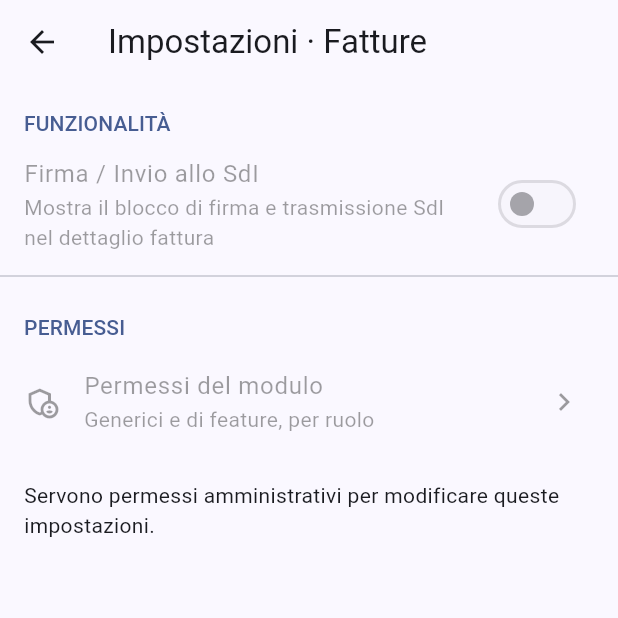
After one commit to Ivan-Gismondi98/SmartERP, a Flutter app: the SettingsPage screen opened by its route, after a tap on "Fatture", on a phone screen of 412 x 824 dp, the top half of it. The commit adds this screen. Run offline on Flutter 3.47's test engine with Material 3 defaults, Android fonts, the phone set to English and light mode, and no system bars; our stand-ins replace flutter_riverpod, go_router, pdf, printing, supabase_flutter; missing offline and left inert: file_saver; accounts and stored records are empty.

Commit message:
Firma / Invio allo SdI

```diff
--- a/app/lib/core/permissions/permission_codes.dart
+++ b/app/lib/core/permissions/permission_codes.dart
@@ -13,6 +13,7 @@ class Perm {
   static const invoicesIssue = 'invoices.issue';
   static const invoicesExport = 'invoices.export';
   static const invoicesPrint = 'invoices.print';
+  static const invoicesSdiSend = 'invoices.sdi_send';
 
   static const customersView = 'customers.view';
   static const customersCreate = 'customers.create';
--- a/app/lib/features/invoices/data/invoices_repository.dart
+++ b/app/lib/features/invoices/data/invoices_repository.dart
@@ -13,7 +13,7 @@ const _invoiceSelect =
     'issue_date, due_date, subtotal, tax_amount, total, stamp_duty, rounding, '
     'payment_method, payment_terms, payment_terms_days, '
     'interest_enabled, interest_rate, notes, numbering_year, numbering_seq, '
-    'reference_invoice_id, '
+    'reference_invoice_id, sdi_status, sdi_sent_at, '
     'customers ( id, company_id, name, is_company, vat_number, tax_code, '
     'address, zip, city, province, country, sdi_code, pec, email, phone )';
 
@@ -99,6 +99,17 @@ class InvoicesRepository {
     await _client.from('invoices').update({'status': status.db}).eq('id', id);
   }
 
+  /// Registra lo stato di trasmissione SdI (placeholder locale: la firma
+  /// qualificata e l'invio reale allo SdI richiedono accreditamento).
+  Future<void> setSdiStatus(String id, String sdiStatus) async {
+    await _client.from('invoices').update({
+      'sdi_status': sdiStatus,
+      'sdi_sent_at': sdiStatus == 'not_sent'
+          ? null
+          : DateTime.now().toUtc().toIso8601String(),
+    }).eq('id', id);
+  }
+
   /// Crea una nuova BOZZA copiando righe e intestazione da [source].
   /// Se [asCreditNote] e' true, e' una nota di credito (TD04) collegata.
   Future<String> duplicateFrom(Invoice source,
--- /dev/null
+++ b/app/lib/features/settings/application/settings_providers.dart
@@ -0,0 +1,24 @@
+// ============================================================
+//  SMARTERP · settings_providers.dart
+// ============================================================
+import 'package:flutter_riverpod/flutter_riverpod.dart';
+
+import '../../profile/application/profile_providers.dart';
+import '../data/settings_repository.dart';
+
+/// Feature toggle booleano per (scope, key) dell'azienda corrente.
+final boolSettingProvider =
+    FutureProvider.family<bool, ({String scope, String key})>((ref, arg) async {
+  final profile = await ref.watch(currentProfileProvider.future);
+  final companyId = profile?.companyId;
+  if (companyId == null) return false;
+  return ref
+      .watch(settingsRepositoryProvider)
+      .getBool(companyId, arg.scope, arg.key);
+});
+
+/// Scorciatoia: firma/invio SdI abilitato per le fatture.
+final sdiEnabledProvider = FutureProvider<bool>((ref) async {
+  return ref.watch(
+      boolSettingProvider((scope: 'invoices', key: 'sdi_enabled')).future);
+});
--- /dev/null
+++ b/app/lib/features/settings/data/settings_repository.dart
@@ -0,0 +1,54 @@
+// ============================================================
+//  SMARTERP · settings_repository.dart
+//  Impostazioni chiave/valore per azienda (tabella app_settings),
+//  con scope 'general' o per-applicativo ('invoices', 'products', ...).
+// ============================================================
+import 'package:flutter_riverpod/flutter_riverpod.dart';
+import 'package:supabase_flutter/supabase_flutter.dart';
+
+import '../../../core/supabase_providers.dart';
+
+class SettingsRepository {
+  SettingsRepository(this._client);
+  final SupabaseClient _client;
+
+  /// Tutte le impostazioni di uno scope come mappa key->value.
+  Future<Map<String, dynamic>> getScope(String companyId, String scope) async {
+    final rows = await _client
+        .from('app_settings')
+        .select('key, value')
+        .eq('company_id', companyId)
+        .eq('scope', scope);
+    return {for (final r in rows) r['key'] as String: r['value']};
+  }
+
+  Future<bool> getBool(String companyId, String scope, String key,
+      {bool fallback = false}) async {
+    final rows = await _client
+        .from('app_settings')
+        .select('value')
+        .eq('company_id', companyId)
+        .eq('scope', scope)
+        .eq('key', key)
+        .maybeSingle();
+    final v = rows?['value'];
+    return v is bool ? v : fallback;
+  }
+
+  Future<void> setValue(
+      String companyId, String scope, String key, Object? value) async {
+    await _client.from('app_settings').upsert(
+      {
+        'company_id': companyId,
+        'scope': scope,
+        'key': key,
+        'value': value,
+      },
+      onConflict: 'company_id,scope,key',
+    );
+  }
+}
+
+final settingsRepositoryProvider = Provider<SettingsRepository>((ref) {
+  return SettingsRepository(ref.watch(supabaseClientProvider));
+});
--- /dev/null
+++ b/app/lib/features/settings/presentation/module_settings_page.dart
@@ -0,0 +1,126 @@
+// ============================================================
+//  SMARTERP · module_settings_page.dart
+//  Impostazioni di un singolo applicativo: feature toggle del modulo
+//  + accesso ai permessi (generici/feature) del modulo.
+// ============================================================
+import 'package:flutter/material.dart';
+import 'package:flutter_riverpod/flutter_riverpod.dart';
+
+import '../../../core/permissions/permission_codes.dart';
+import '../../../core/permissions/permissions_providers.dart';
+import '../../profile/application/profile_providers.dart';
+import '../application/settings_providers.dart';
+import '../data/settings_repository.dart';
+import 'permissions_settings_page.dart';
+
+/// Definizione di un feature toggle (impostazione booleana) di un modulo.
+class _Toggle {
+  const _Toggle(this.key, this.title, this.subtitle);
+  final String key;
+  final String title;
+  final String subtitle;
+}
+
+/// Toggle disponibili per modulo.
+const _moduleToggles = <String, List<_Toggle>>{
+  'invoices': [
+    _Toggle('sdi_enabled', 'Firma / Invio allo SdI',
+        'Mostra il blocco di firma e trasmissione SdI nel dettaglio fattura'),
+  ],
+};
+
+class ModuleSettingsPage extends ConsumerWidget {
+  const ModuleSettingsPage(
+      {super.key, required this.module, required this.title});
+
+  final String module;
+  final String title;
+
+  @override
+  Widget build(BuildContext context, WidgetRef ref) {
+    final canManage = ref.watch(canProvider(Perm.settingsPermissionsManage));
+    final toggles = _moduleToggles[module] ?? const [];
+
+    return Scaffold(
+      appBar: AppBar(title: Text('Impostazioni · $title')),
+      body: ListView(
+        children: [
+          if (toggles.isNotEmpty) ...[
+            _header(context, 'Funzionalità'),
+            for (final t in toggles)
+              _FeatureToggle(
+                  module: module, toggle: t, enabled: canManage),
+            const Divider(),
+          ],
+          _header(context, 'Permessi'),
+          ListTile(
+            leading: const Icon(Icons.admin_panel_settings_outlined),
+            title: const Text('Permessi del modulo'),
+            subtitle: const Text('Generici e di feature, per ruolo'),
+            trailing: const Icon(Icons.chevron_right),
+            enabled: canManage,
+            onTap: canManage
+                ? () => Navigator.of(context).push(MaterialPageRoute(
+                    builder: (_) =>
+                        PermissionsSettingsPage(moduleFilter: module)))
+                : null,
+          ),
+          if (!canManage)
+            const Padding(
+              padding: EdgeInsets.all(16),
+              child: Text(
+                  'Servono permessi amministrativi per modificare queste impostazioni.'),
+            ),
+        ],
+      ),
+    );
+  }
+
+  Widget _header(BuildContext context, String text) => Padding(
+        padding: const EdgeInsets.fromLTRB(16, 16, 16, 4),
+        child: Text(text.toUpperCase(),
+            style: Theme.of(context).textTheme.labelLarge?.copyWith(
+                color: Theme.of(context).colorScheme.primary)),
+      );
+}
+
+class _FeatureToggle extends ConsumerWidget {
+  const _FeatureToggle(
+      {required this.module, required this.toggle, required this.enabled});
+
+  final String module;
+  final _Toggle toggle;
+  final bool enabled;
+
+  @override
+  Widget build(BuildContext context, WidgetRef ref) {
+    final async =
+        ref.watch(boolSettingProvider((scope: module, key: toggle.key)));
+    final value = async.valueOrNull ?? false;
+
+    return SwitchListTile(
+      title: Text(toggle.title),
+      subtitle: Text(toggle.subtitle),
+      value: value,
+      onChanged: !enabled
+          ? null
+          : (v) async {
+              final profile = await ref.read(currentProfileProvider.future);
+              final companyId = profile?.companyId;
+              if (companyId == null) return;
+              try {
+                await ref.read(settingsRepositoryProvider).setValue(
+                    companyId, module, toggle.key, v);
+                ref.invalidate(
+                    boolSettingProvider((scope: module, key: toggle.key)));
+                ref.invalidate(sdiEnabledProvider);
+              } catch (e) {
+                if (context.mounted) {
+                  ScaffoldMessenger.of(context)
+                      .showSnackBar(SnackBar(content: Text('Errore: $e')));
+                }
+              }
+            },
+    );
+  }
+}
--- a/app/lib/features/settings/presentation/settings_page.dart
+++ b/app/lib/features/settings/presentation/settings_page.dart
@@ -1,42 +1,72 @@
 // ============================================================
-//  SMARTERP · settings_page.dart — impostazioni applicazione.
+//  SMARTERP · settings_page.dart — impostazioni: generali + per-applicativo.
 // ============================================================
 import 'package:flutter/material.dart';
 import 'package:flutter_riverpod/flutter_riverpod.dart';
-import 'package:go_router/go_router.dart';
 
 import '../../../core/permissions/permission_codes.dart';
 import '../../../core/permissions/permissions_providers.dart';
+import 'module_settings_page.dart';
+import 'permissions_settings_page.dart';
+
+/// Applicativi che hanno una pagina impostazioni dedicata.
+const _modules = <(String, String, IconData)>[
+  ('invoices', 'Fatture', Icons.receipt_long_outlined),
+  ('products', 'Magazzino / Prodotti', Icons.inventory_2_outlined),
+  ('customers', 'Clienti', Icons.people_alt_outlined),
+];
 
 class SettingsPage extends ConsumerWidget {
   const SettingsPage({super.key});
 
   @override
   Widget build(BuildContext context, WidgetRef ref) {
-    final canManagePerms = ref.watch(canProvider(Perm.settingsPermissionsManage));
+    final canManage = ref.watch(canProvider(Perm.settingsPermissionsManage));
 
     return Scaffold(
       appBar: AppBar(title: const Text('Impostazioni')),
       body: ListView(
         children: [
-          if (canManagePerms)
+          _sectionHeader(context, 'Generali'),
+          if (canManage)
             ListTile(
               leading: const Icon(Icons.admin_panel_settings_outlined),
-              title: const Text('Permessi per ruolo'),
+              title: const Text('Permessi per ruolo (tutti i moduli)'),
               subtitle: const Text(
-                  'Definisci cosa puo\' fare ogni ruolo (stile Odoo)'),
+                  'Permessi generici e di feature, per ruolo (stile Odoo)'),
               trailing: const Icon(Icons.chevron_right),
-              onTap: () => context.push('/settings/permissions'),
-            ),
-          if (!canManagePerms)
+              onTap: () => Navigator.of(context).push(MaterialPageRoute(
+                  builder: (_) => const PermissionsSettingsPage())),
+            )
+          else
             const ListTile(
               leading: Icon(Icons.lock_outline),
-              title: Text('Nessuna impostazione disponibile'),
-              subtitle:
-                  Text('Servono permessi amministrativi per modificare le impostazioni.'),
+              title: Text('Servono permessi amministrativi'),
+              subtitle: Text(
+                  'Solo chi può gestire i permessi vede le impostazioni avanzate.'),
+            ),
+          const Divider(),
+          _sectionHeader(context, 'Per applicativo'),
+          for (final (id, label, icon) in _modules)
+            ListTile(
+              leading: Icon(icon),
+              title: Text(label),
+              subtitle: const Text('Opzioni e permessi del modulo'),
+              trailing: const Icon(Icons.chevron_right),
+              onTap: () => Navigator.of(context).push(MaterialPageRoute(
+                builder: (_) =>
+                    ModuleSettingsPage(module: id, title: label),
+              )),
             ),
         ],
       ),
     );
   }
+
+  Widget _sectionHeader(BuildContext context, String text) => Padding(
+        padding: const EdgeInsets.fromLTRB(16, 16, 16, 4),
+        child: Text(text.toUpperCase(),
+            style: Theme.of(context).textTheme.labelLarge?.copyWith(
+                color: Theme.of(context).colorScheme.primary)),
+      );
 }
```
Also changed, not shown: app/lib/core/permissions/permissions_repository.dart (+12 -3 lines), app/lib/features/invoices/domain/invoice.dart (+22 -0 lines), app/lib/features/invoices/presentation/invoice_detail_page.dart (+83 -0 lines), app/lib/features/settings/presentation/permissions_settings_page.dart (+37 -9 lines), 3 other files.
